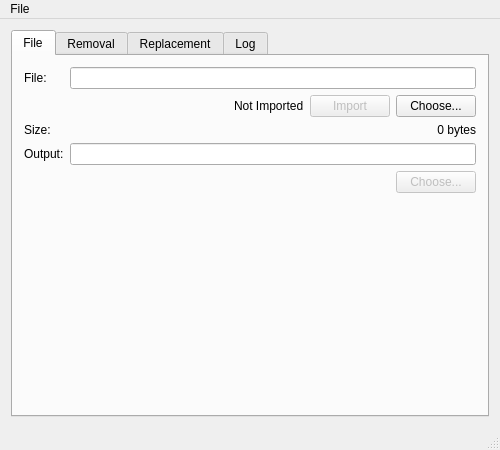
Above: mainwindow.ui from noodlecollie/vmfstripper before the change. Below: the same form after it.
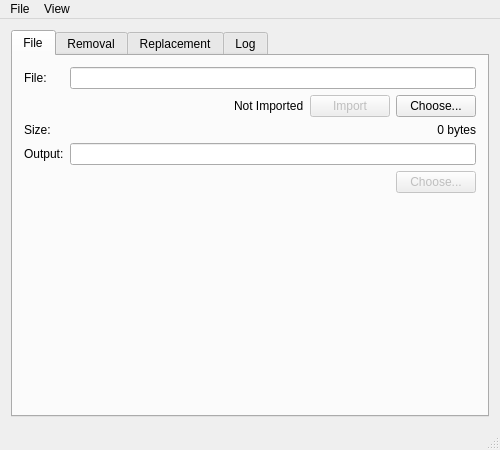
That is the form after the change.

The edit to the form file:
```diff
--- a/mainwindow.ui
+++ b/mainwindow.ui
@@ -381,7 +381,14 @@
     </property>
     <addaction name="actionQuit"/>
    </widget>
+   <widget class="QMenu" name="menuView">
+    <property name="title">
+     <string>View</string>
+    </property>
+    <addaction name="actionShow_tree_view"/>
+   </widget>
    <addaction name="menuFile"/>
+   <addaction name="menuView"/>
   </widget>
   <widget class="QStatusBar" name="statusBar"/>
   <action name="actionQuit">
```
Left out of the diff: 35 changed lines with no effect on the pictures.
